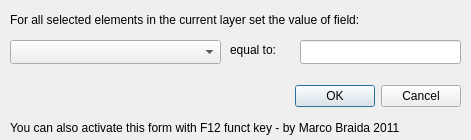
Qt form forms/quickmultiattributeedit_update_selected_form.ui (lucadelu/QuickMultiAttributeEdit) before a commit.
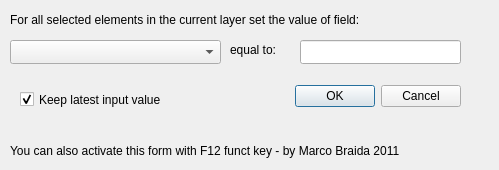
The same form after that commit.

Diff of the .ui file:
```diff
--- a/forms/quickmultiattributeedit_update_selected_form.ui
+++ b/forms/quickmultiattributeedit_update_selected_form.ui
@@ -6,8 +6,8 @@
    <rect>
     <x>0</x>
     <y>0</y>
-    <width>471</width>
-    <height>140</height>
+    <width>499</width>
+    <height>170</height>
    </rect>
   </property>
   <property name="windowTitle">
@@ -16,9 +16,9 @@
   <widget class="QDialogButtonBox" name="buttonBox">
    <property name="geometry">
     <rect>
-     <x>120</x>
+     <x>260</x>
      <y>80</y>
-     <width>341</width>
+     <width>201</width>
      <height>32</height>
     </rect>
    </property>
@@ -85,15 +85,31 @@
    <property name="geometry">
     <rect>
      <x>10</x>
-     <y>120</y>
-     <width>451</width>
-     <height>16</height>
+     <y>140</y>
+     <width>471</width>
+     <height>21</height>
     </rect>
    </property>
    <property name="text">
     <string>You can also activate this form with F12 funct key - by Marco Braida 2011</string>
    </property>
   </widget>
+  <widget class="QCheckBox" name="cBkeepLatestValue">
+   <property name="geometry">
+    <rect>
+     <x>20</x>
+     <y>90</y>
+     <width>211</width>
+     <height>19</height>
+    </rect>
+   </property>
+   <property name="text">
+    <string>Keep latest input value</string>
+   </property>
+   <property name="checked">
+    <bool>true</bool>
+   </property>
+  </widget>
  </widget>
  <resources/>
  <connections>
```
